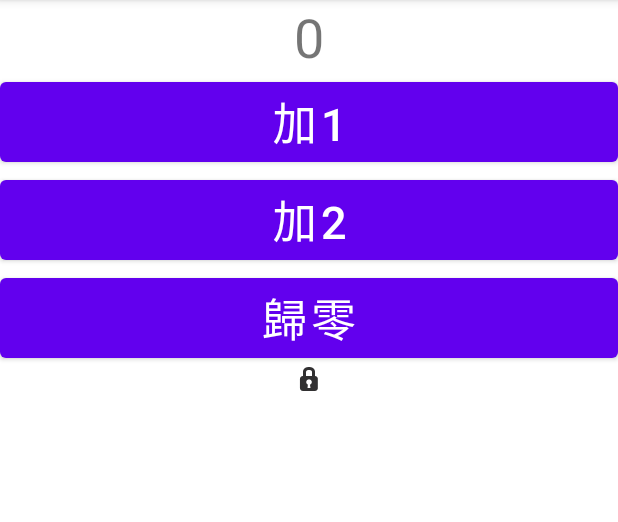
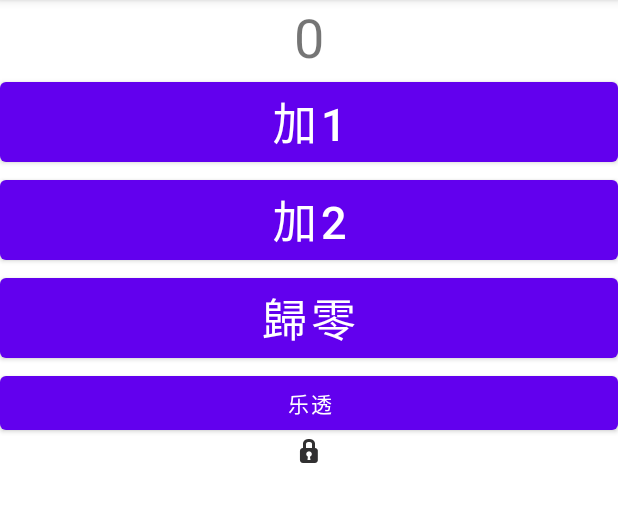
Before and after one commit to siasungsieng/Counter_20210322, an Android app: the screen it shows after launch (MainActivity), on a phone screen of 412 x 824 dp, the part 84-606 px from its top. Run offline under Robolectric (Android 15) with nearby library versions, the phone set to English and light mode, and no system bars; libraries missing offline, so code that uses them is left out: tw.edu.pu.

Commit message:
监听事件20210322

```diff
--- a/app/src/main/res/layout/activity_main.xml
+++ b/app/src/main/res/layout/activity_main.xml
@@ -43,6 +43,12 @@
         android:textSize="30sp"
         android:onClick="Add"/>
 
+    <Button
+        android:id="@+id/btn4"
+        android:layout_width="match_parent"
+        android:layout_height="wrap_content"
+        android:text="乐透" />
+
     <ImageView
         android:id="@+id/img"
         android:layout_width="match_parent"
```
Also changed, not shown: app/src/main/java/tw/edu/pu/csim/tcyang/counter_20210322/MainActivity.kt (+6 -1 lines).
